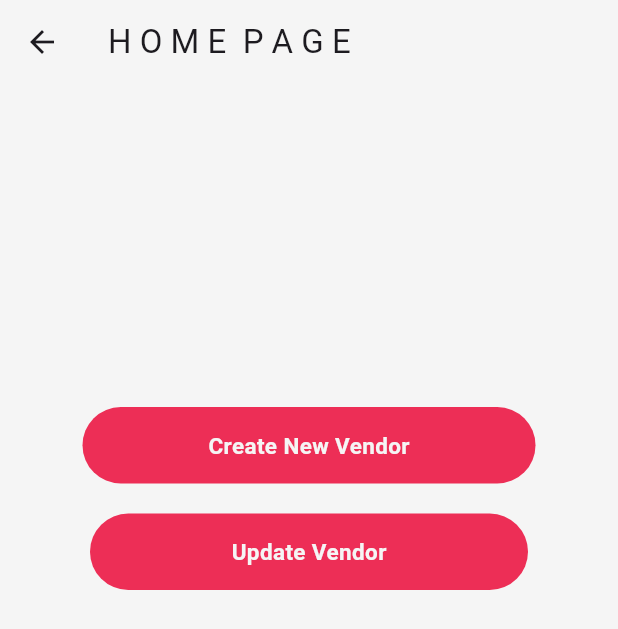
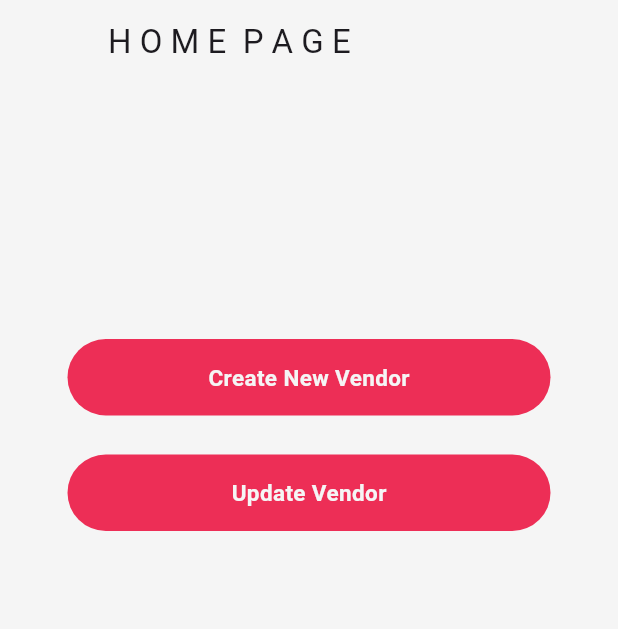
Before and after one commit to Jheezy30/agent_app, a Flutter app: the HomePage screen opened by its route, on a phone screen of 412 x 824 dp. Shown: the top 629 px of the screen. Run offline on Flutter 3.47's test engine with Material 3 defaults, Android fonts, the phone set to English and light mode, and no system bars; our stand-ins replace dio, dropdown_button2, flutter_svg, geolocator, permission_handler, shared_preferences; accounts and stored records are empty; network calls fail.

Commit message:
Changes to the custom_table, home_page, vendors_page,auth

```diff
--- a/lib/main.dart
+++ b/lib/main.dart
@@ -57,6 +57,9 @@ class MyApp extends StatelessWidget {
         ),
         ChangeNotifierProvider(
           create: (context) =>FormController(),
+          ),
+        ChangeNotifierProvider(
+          create: (context) => MyController(),
           )
       ],
       child: MaterialApp(
--- a/lib/pages/home_page.dart
+++ b/lib/pages/home_page.dart
@@ -1,10 +1,8 @@
 import 'package:agent_app/components/custom_color.dart';
-import 'package:agent_app/components/custom_table_row.dart';
 import 'package:agent_app/components/my_button.dart';
 import 'package:agent_app/components/my_textform_field.dart';
 import 'package:agent_app/model/user.dart';
 import 'package:agent_app/pages/confirm_details_page.dart';
-import 'package:agent_app/pages/login_page.dart';
 import 'package:agent_app/pages/vendors_page.dart';
 import 'package:agent_app/services/auth.dart';
 import 'package:agent_app/services/geo_service.dart';
@@ -36,34 +34,45 @@ class _HomePageState extends State<HomePage> {
         appBar: AppBar(
           backgroundColor: Colors.grey.shade100,
           title: Text('H O M E  P A G E'),
-          actions: [],
+          leading: SizedBox(),
         ),
         body: SafeArea(
-          child: Center(
           child: Padding(
+            padding: const EdgeInsets.symmetric(horizontal: 20),
+            child: Align(
+              alignment: Alignment
+                  .topCenter, // Center horizontally, adjust vertical with padding
+              child: Padding(
+                padding: const EdgeInsets.only(
+                    top: 150), // Push container up from the top
+                child: Container(
+                  constraints: BoxConstraints(
+                    maxWidth:
+                        600, // Optional: set a max width for better layout control
+                  ),
+                  child: Column(
+                    mainAxisSize: MainAxisSize.min,
+                    children: [
+                      Container(
                         padding: const EdgeInsets.symmetric(
-                  horizontal: 30), // Add horizontal padding
+                            vertical: 20), // Padding around the buttons
                         child: Column(
-                mainAxisSize:
-                    MainAxisSize.min, // Use min size to fit the content
-                mainAxisAlignment:
-                    MainAxisAlignment.center, // Center content vertically
+                          mainAxisSize: MainAxisSize.min,
                           children: [
-                  Spacer(
-                    flex: 1,
-                  ),
                             MyButton(
                               onTap: () {
                                 Navigator.pushNamed(context, 'vendorspage');
                               },
                               text: "Create New Vendor",
                             ),
-                  const SizedBox(height: 20), // Space between buttons
+                            const SizedBox(height: 16), // Space between buttons
                             UpdateVendorWidget(),
-                  Spacer(
-                    flex: 2,
+                          ],
+                        ),
                       ),
                     ],
+                  ),
+                ),
               ),
             ),
           ),
@@ -81,7 +90,6 @@ class UpdateVendorWidget extends StatefulWidget {
 class _UpdateVendorWidgetState extends State<UpdateVendorWidget> {
   bool _isEditing =
       false; // State to manage the visibility of the text box and button
-  final TextEditingController walletController = TextEditingController();
 
   void _toggleEdit() {
     setState(() {
@@ -89,50 +97,85 @@ class _UpdateVendorWidgetState extends State<UpdateVendorWidget> {
     });
   }
 
-  clearWalletController() {
-    walletController.clear();
-  }
+  final formKey = GlobalKey<FormState>();
 
-  String? _nameValidator(String? value) {
+  String? _validateWallet(String? value) {
     if (value == null || value.isEmpty) {
       return 'This field is required';
+    } else if (value.length < 10) {
+      return 'Digit is not up to 10';
     }
     return null;
   }
 
   @override
   Widget build(BuildContext context) {
-    return Consumer<Integration>(
-      builder: (__, integrate, _) => Column(
+    return WillPopScope(
+      onWillPop: () async => Future.value(false),
+      child: Consumer2<Integration, MyController>(
+        builder: (__, integrate, myController, _) => Container(
+          padding: const EdgeInsets.symmetric(
+              vertical: 10), // Padding around the container
+          child: Column(
             mainAxisSize: MainAxisSize.min,
             children: [
-          Padding(
-            padding: const EdgeInsets.symmetric(horizontal: 5),
-            child: MyButton(onTap: _toggleEdit, text: "Update Vendor"),
-          ),
+              MyButton(onTap: _toggleEdit, text: "Update Vendor"),
               if (_isEditing) ...[
-            SizedBox(height: 20),
-            Row(
-              mainAxisSize: MainAxisSize.min, // Use min size to fit the content
+                SizedBox(height: 16), // Space between text box and button
+                Form(
+                  key: formKey,
+                  child: Container(
+                    alignment: Alignment.center,
+                    child: Row(
+                      mainAxisSize: MainAxisSize.min, // Fit the content
                       crossAxisAlignment: CrossAxisAlignment.center,
                       children: [
                         Expanded(
                           flex: 2,
                           child: Padding(
-                    padding: const EdgeInsets.only(left: 30, top: 15),
-                    child: MyTextFormField(
-                      controller: walletController,
-                      labelText: "wallet",
-                      isNumericOnly: true,
-                      validator: _nameValidator,
+                            padding: const EdgeInsets.only(
+                                left: 28), // Adjusted padding
+                            child: TextFormField(
+                              controller: myController.walletController,
+                              autovalidateMode: AutovalidateMode.onUserInteraction,
+                              keyboardType: TextInputType.number,
+                              decoration: InputDecoration(
+                                labelText: 'Enter Vendor Wallet Number',
+                                hintStyle: TextStyle(
+                                  fontSize:
+                                      11, // Increase font size for hint text
+                                ),
+                                labelStyle: TextStyle(
+                                  color: Colors.black,
+                                ),
+                                border: OutlineInputBorder(
+                                  borderRadius: BorderRadius.circular(30),
+                                ),
+                                focusedBorder: OutlineInputBorder(
+                                    borderRadius: BorderRadius.circular(30),
+                                    borderSide: BorderSide(
+                                      color: Colors.black,
+                                    )),
+
+                                contentPadding: EdgeInsets.symmetric(
+                                    vertical: 15,
+                                    horizontal: 15), // Increase padding
+                              ),
+                              validator: _validateWallet,
+                              minLines: 1, // Minimum number of lines
+                              maxLines: 3,
+                              style: TextStyle(
+                                color: Colors.black,
+                              ),
+                              cursorColor: Colors.black,
                             ),
                           ),
                         ),
-                const SizedBox(
-                    width:
-                        10), // Adjusted space between TextFormField and button
+                        SizedBox(
+                            width: 5), // Space between TextFormField and button
                         Padding(
-                  padding: const EdgeInsets.only(right: 30),
+                          padding: const EdgeInsets.only(
+                              left: 5, right: 25), // Adjusted padding
                           child: integrate.isLoading
                               ? CircularProgressIndicator(
                                   valueColor: AlwaysStoppedAnimation<Color>(
@@ -140,17 +183,22 @@ class _UpdateVendorWidgetState extends State<UpdateVendorWidget> {
                                 )
                               : InkWell(
                                   onTap: () async {
+                                    if (formKey.currentState!.validate()) {
+                                      formKey.currentState!.save();
                                       await integrate.fetchUserByPhoneNumber(
-                                context, walletController.text,
+                                          context,
+                                          myController.walletController.text,
                                           onSuccess: (User user) {
                                         Navigator.push(
                                           context,
                                           MaterialPageRoute(
-                                  builder: (context) => ConfirmDetailsPage(
-                                      user: user, clearControllers: () {}),
+                                            builder: (context) =>
+                                                ConfirmDetailsPage(
+                                                    update: true, user: user),
                                           ),
                                         );
                                       });
+                                    }
                                   },
                                   child: Container(
                                     height: 50,
@@ -168,9 +216,21 @@ class _UpdateVendorWidgetState extends State<UpdateVendorWidget> {
                         ),
                       ],
                     ),
+                  ),
+                ),
               ],
             ],
+          ),
+        ),
       ),
     );
   }
 }
+
+class MyController extends ChangeNotifier {
+  final TextEditingController walletController = TextEditingController();
+
+  clearWalletController() {
+    walletController.clear();
+  }
+}
--- a/lib/services/auth.dart
+++ b/lib/services/auth.dart
@@ -2,6 +2,7 @@ import 'dart:convert';
 
 import 'package:agent_app/components/custom_alert_dialogue.dart';
 import 'package:agent_app/model/td.dart';
+import 'package:agent_app/pages/home_page.dart';
 import 'package:dio/dio.dart';
 import 'package:flutter/material.dart';
 import 'package:shared_preferences/shared_preferences.dart';
@@ -47,7 +48,7 @@ class Auth extends ChangeNotifier {
         Navigator.push(
           context,
           MaterialPageRoute(
-            builder: (context) => VendorsPage(),
+            builder: (context) => HomePage(),
           ),
         );
       } else {
```
Also changed, not shown: lib/components/custom_table_row.dart (+32 -8 lines), lib/pages/confirm_details_page.dart (+27 -6 lines), lib/pages/vendors_page.dart (+20 -21 lines), lib/services/integration.dart (+37 -56 lines), 1 other file. Lines whose indentation alone changed are shown as unchanged.
